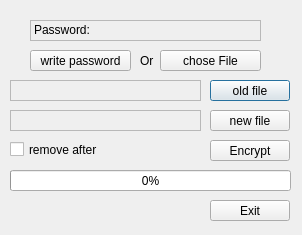
First picture: the form in lab4_1/2 part/cryptography/symmetric/encrytpdecryptsymmetric.ui, repository AndrikB/2-Course, before the edit.
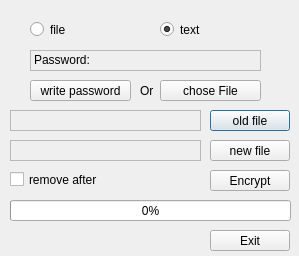
Second picture: the form after the edit.

Commit message: add crypto text mesage

Patch:
```diff
--- a/lab4_1/2 part/cryptography/symmetric/encrytpdecryptsymmetric.ui
+++ b/lab4_1/2 part/cryptography/symmetric/encrytpdecryptsymmetric.ui
@@ -6,8 +6,8 @@
    <rect>
     <x>0</x>
     <y>0</y>
-    <width>302</width>
-    <height>235</height>
+    <width>299</width>
+    <height>256</height>
    </rect>
   </property>
   <property name="sizePolicy">
@@ -23,7 +23,7 @@
    <property name="geometry">
     <rect>
      <x>30</x>
-     <y>20</y>
+     <y>50</y>
      <width>231</width>
      <height>21</height>
     </rect>
@@ -42,7 +42,7 @@
    <property name="geometry">
     <rect>
      <x>210</x>
-     <y>80</y>
+     <y>110</y>
      <width>80</width>
      <height>21</height>
     </rect>
@@ -55,7 +55,7 @@
    <property name="geometry">
     <rect>
      <x>160</x>
-     <y>50</y>
+     <y>80</y>
      <width>101</width>
      <height>21</height>
     </rect>
@@ -68,7 +68,7 @@
    <property name="geometry">
     <rect>
      <x>210</x>
-     <y>110</y>
+     <y>140</y>
      <width>80</width>
      <height>21</height>
     </rect>
@@ -87,7 +87,7 @@
    <property name="geometry">
     <rect>
      <x>10</x>
-     <y>80</y>
+     <y>110</y>
      <width>191</width>
      <height>21</height>
     </rect>
@@ -111,7 +111,7 @@
     <bool>false</bool>
    </property>
    <property name="alignment">
-    <set>Qt::AlignRight|Qt::AlignTrailing|Qt::AlignVCenter</set>
+    <set>Qt::AlignLeading|Qt::AlignLeft|Qt::AlignVCenter</set>
    </property>
    <property name="margin">
     <number>0</number>
@@ -124,7 +124,7 @@
    <property name="geometry">
     <rect>
      <x>10</x>
-     <y>110</y>
+     <y>140</y>
      <width>191</width>
      <height>21</height>
     </rect>
@@ -136,7 +136,7 @@
     <string/>
    </property>
    <property name="alignment">
-    <set>Qt::AlignRight|Qt::AlignTrailing|Qt::AlignVCenter</set>
+    <set>Qt::AlignLeading|Qt::AlignLeft|Qt::AlignVCenter</set>
    </property>
    <property name="textInteractionFlags">
     <set>Qt::LinksAccessibleByKeyboard|Qt::LinksAccessibleByMouse|Qt::TextBrowserInteraction|Qt::TextSelectableByKeyboard|Qt::TextSelectableByMouse</set>
@@ -146,7 +146,7 @@
    <property name="geometry">
     <rect>
      <x>10</x>
-     <y>170</y>
+     <y>200</y>
      <width>281</width>
      <height>21</height>
     </rect>
@@ -168,7 +168,7 @@
    <property name="geometry">
     <rect>
      <x>30</x>
-     <y>50</y>
+     <y>80</y>
      <width>101</width>
      <height>21</height>
     </rect>
@@ -181,7 +181,7 @@
    <property name="geometry">
     <rect>
      <x>210</x>
-     <y>200</y>
+     <y>230</y>
      <width>80</width>
      <height>21</height>
     </rect>
@@ -194,7 +194,7 @@
    <property name="geometry">
     <rect>
      <x>140</x>
-     <y>50</y>
+     <y>80</y>
      <width>21</width>
      <height>21</height>
     </rect>
@@ -207,7 +207,7 @@
    <property name="geometry">
     <rect>
      <x>10</x>
-     <y>140</y>
+     <y>170</y>
      <width>88</width>
      <height>19</height>
     </rect>
@@ -220,7 +220,7 @@
    <property name="geometry">
     <rect>
      <x>210</x>
-     <y>140</y>
+     <y>170</y>
      <width>80</width>
      <height>21</height>
     </rect>
@@ -229,6 +229,35 @@
     <string>Encrypt</string>
    </property>
   </widget>
+  <widget class="QRadioButton" name="file_radiobtn">
+   <property name="geometry">
+    <rect>
+     <x>30</x>
+     <y>20</y>
+     <width>84</width>
+     <height>19</height>
+    </rect>
+   </property>
+   <property name="text">
+    <string>file</string>
+   </property>
+  </widget>
+  <widget class="QRadioButton" name="text_radiobtn">
+   <property name="geometry">
+    <rect>
+     <x>160</x>
+     <y>20</y>
+     <width>84</width>
+     <height>19</height>
+    </rect>
+   </property>
+   <property name="text">
+    <string>text</string>
+   </property>
+   <property name="checked">
+    <bool>true</bool>
+   </property>
+  </widget>
  </widget>
  <resources/>
  <connections/>
```
The commit also changes 2 other files.
